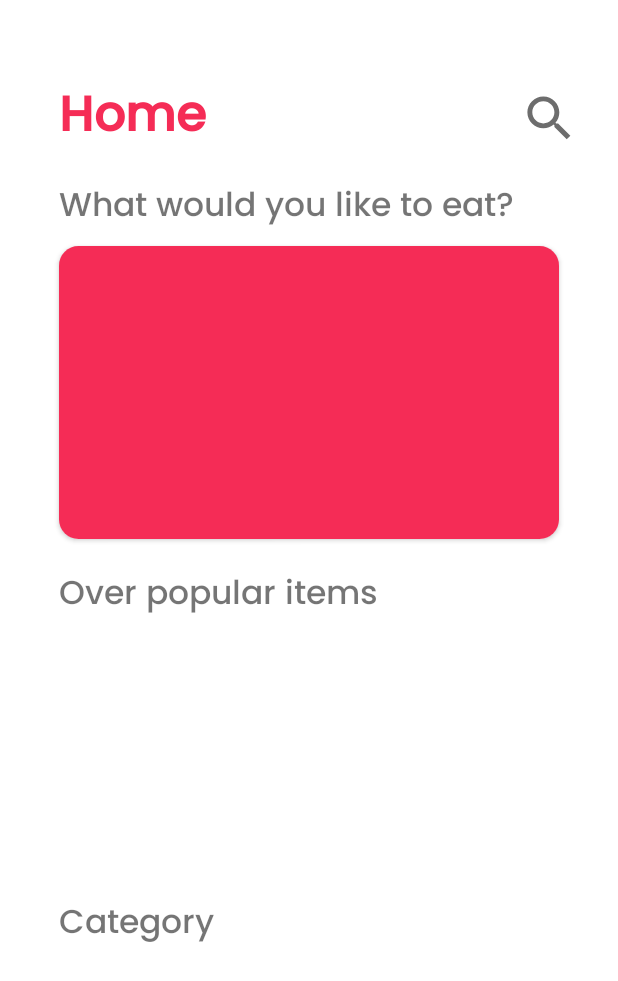
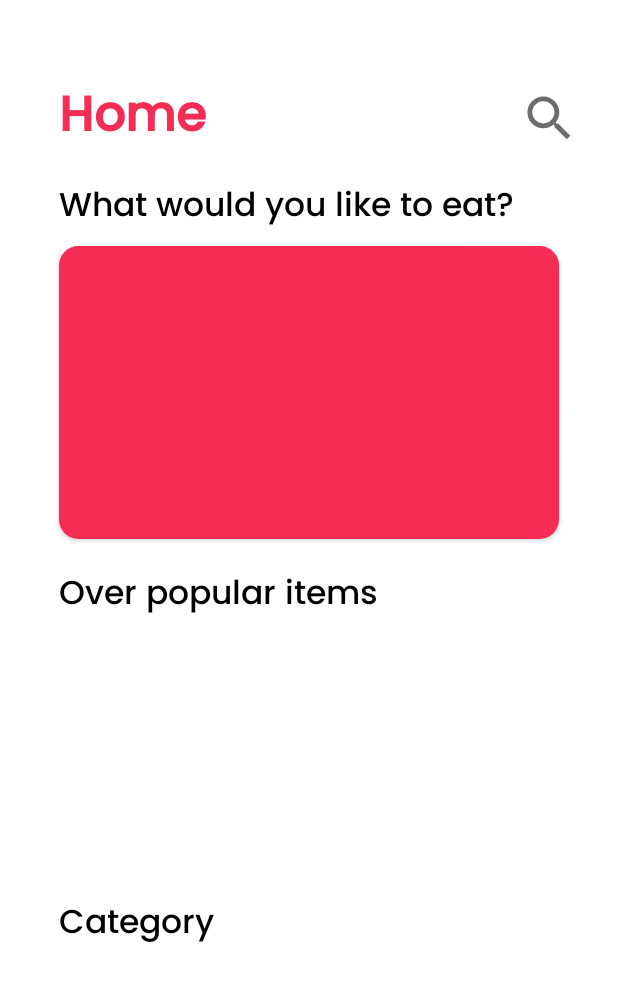
Before and after one commit to cephalopagus/FoodApp, an Android app: the layout fragment_home.xml on its own in the app's theme, with its tools: preview values and no code run, on a phone screen of 412 x 824 dp. Shown: the top 981 px of the screen. Run offline under Robolectric (Android 15) with nearby library versions, the phone set to English and light mode, and no system bars.

Commit message:
meal_detail

```diff
--- a/app/src/main/res/layout/fragment_home.xml
+++ b/app/src/main/res/layout/fragment_home.xml
@@ -46,6 +46,7 @@
     </LinearLayout>
 
     <TextView
+        android:textColor="@color/black"
         android:id="@+id/textView"
         android:layout_width="wrap_content"
         android:layout_height="wrap_content"
@@ -57,7 +58,7 @@
         app:layout_constraintTop_toBottomOf="@+id/linear_header"></TextView>
 
     <androidx.cardview.widget.CardView
-        android:id="@+id/ramdon_meal_card"
+        android:id="@+id/random_meal_card"
         android:layout_width="match_parent"
         android:layout_height="@dimen/_150sdp"
         app:cardCornerRadius="@dimen/_10sdp"
@@ -75,6 +76,8 @@
     </androidx.cardview.widget.CardView>
 
     <TextView
+
+        android:textColor="@color/black"
         android:id="@+id/textView2"
         android:layout_width="wrap_content"
         android:layout_height="wrap_content"
@@ -82,8 +85,8 @@
         android:fontFamily="@font/myfont"
         android:text="Over popular items"
         android:textSize="@dimen/_17sdp"
-        app:layout_constraintStart_toStartOf="@+id/ramdon_meal_card"
-        app:layout_constraintTop_toBottomOf="@+id/ramdon_meal_card"></TextView>
+        app:layout_constraintStart_toStartOf="@+id/random_meal_card"
+        app:layout_constraintTop_toBottomOf="@+id/random_meal_card"></TextView>
 
     <androidx.recyclerview.widget.RecyclerView
         android:layout_marginTop="@dimen/_5sdp"
@@ -94,6 +97,8 @@
         app:layout_constraintTop_toBottomOf="@+id/textView2"></androidx.recyclerview.widget.RecyclerView>
 
     <TextView
+
+        android:textColor="@color/black"
         android:id="@+id/textView3"
         android:layout_width="wrap_content"
         android:layout_height="wrap_content"
@@ -101,7 +106,7 @@
         android:fontFamily="@font/myfont"
         android:text="Category"
         android:textSize="@dimen/_17sdp"
-        app:layout_constraintStart_toStartOf="@+id/ramdon_meal_card"
+        app:layout_constraintStart_toStartOf="@+id/random_meal_card"
         app:layout_constraintTop_toBottomOf="@+id/rec_view_meals_popular"></TextView>
 
     <androidx.cardview.widget.CardView
--- a/app/src/main/res/values/themes.xml
+++ b/app/src/main/res/values/themes.xml
@@ -3,8 +3,9 @@
     <style name="Base.Theme.FoodApp" parent="Theme.MaterialComponents.DayNight.NoActionBar">
         <item name="colorPrimary">#f52c56</item>
         <item name="colorPrimaryVariant">#f52c56</item>
-        <item name="android:windowLightStatusBar">true</item>
-        <item name="android:statusBarColor">@android:color/transparent</item>
+
+        <item name="android:windowLightStatusBar">false</item>
+        <item name="android:statusBarColor">@color/accent</item>
         <item name="android:navigationBarColor">@android:color/transparent</item>
     </style>
 
```
Also changed, not shown: app/build.gradle.kts (+9 -1 lines), app/src/main/AndroidManifest.xml (+6 -2 lines), app/src/main/java/com/example/foodapp/fragments/HomeFragment.kt (+31 -26 lines).
